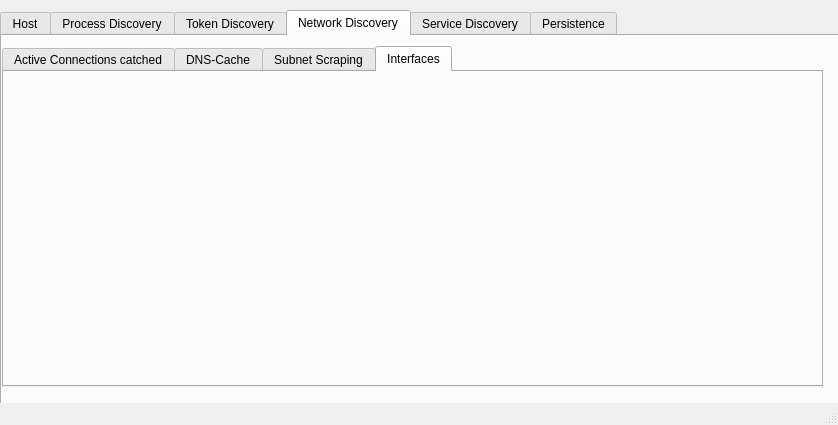
Before: the Qt Designer form mainwindow.ui in KernelPhantom-010/blue-bear-Red-Teaming-Host-Recon-Tool, drawn with Qt 5.
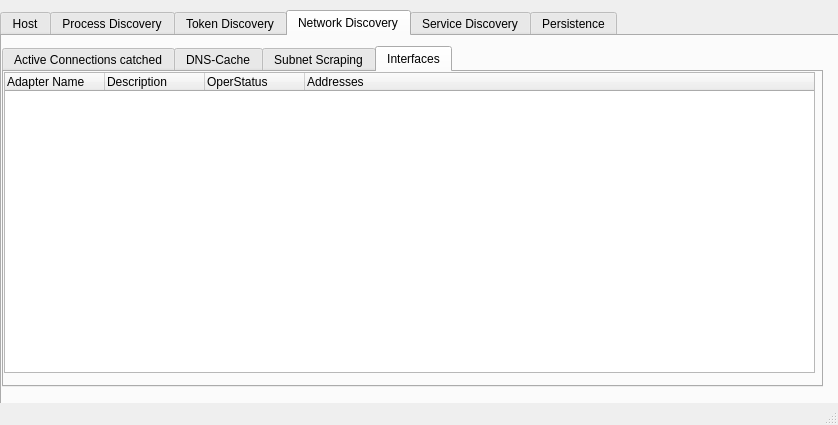
After: the same form once the commit is applied. The open tabs and pages were chosen to show the change.

Commit message: feat: enumerate network adapters via GetAdaptersAddresses

```diff
--- a/mainwindow.ui
+++ b/mainwindow.ui
@@ -373,6 +373,36 @@
        <attribute name="title">
         <string>Interfaces</string>
        </attribute>
+       <widget class="QTreeWidget" name="treeWidget_4">
+        <property name="geometry">
+         <rect>
+          <x>0</x>
+          <y>0</y>
+          <width>811</width>
+          <height>301</height>
+         </rect>
+        </property>
+        <column>
+         <property name="text">
+          <string>Adapter Name</string>
+         </property>
+        </column>
+        <column>
+         <property name="text">
+          <string>Description</string>
+         </property>
+        </column>
+        <column>
+         <property name="text">
+          <string>OperStatus</string>
+         </property>
+        </column>
+        <column>
+         <property name="text">
+          <string>Addresses</string>
+         </property>
+        </column>
+       </widget>
       </widget>
      </widget>
     </widget>
```
Left out of the diff: 2 changed lines with no effect on the pictures. The commit also changes 5 other files.
